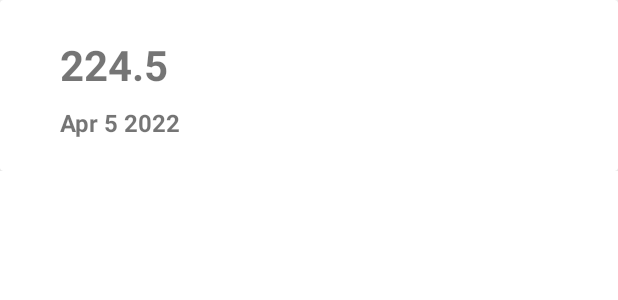
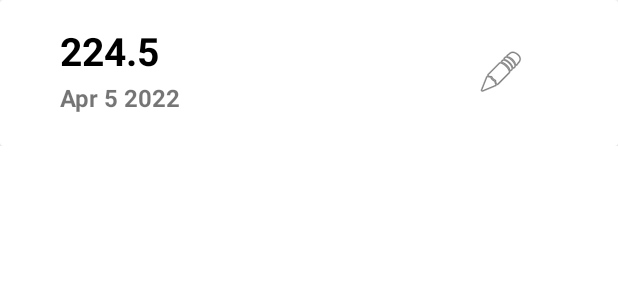
Before and after one commit to JackEmond/Weight-Loss-App, an Android app: the layout rv_row.xml on its own in the app's theme, with its tools: preview values and no code run, on a phone screen of 412 x 824 dp. Shown: the top 300 px of the screen. Run offline under Robolectric (Android 15) with nearby library versions, the phone set to English and light mode, and no system bars.

Commit message:
updated activity_main design

```diff
--- a/app/src/main/java/com/example/weightloss/DataBaseHelper.java
+++ b/app/src/main/java/com/example/weightloss/DataBaseHelper.java
@@ -61,7 +61,7 @@ class DataBaseHelper extends SQLiteOpenHelper {
 
     public List<WeightLossModel> getAll(){
         ArrayList<WeightLossModel> returnList = new ArrayList<>();
-        String queryString = "SELECT * FROM " + WEIGHTLOSS_TABLE;
+        String queryString = "SELECT * FROM " + WEIGHTLOSS_TABLE  + " ORDER BY " + COLUMN_DATE + " DESC";
         SQLiteDatabase db = this.getReadableDatabase();
         Cursor cursor = db.rawQuery(queryString, null);
 
--- a/app/src/main/res/layout/rv_row.xml
+++ b/app/src/main/res/layout/rv_row.xml
@@ -15,20 +15,20 @@
 
         <androidx.constraintlayout.widget.ConstraintLayout
             android:layout_width="match_parent"
-            android:layout_height="114dp">
+            android:layout_height="match_parent">
 
-            <TextView
-                android:id="@+id/txtWeightRV"
-                android:layout_width="133dp"
-                android:layout_height="38dp"
-                android:layout_marginTop="24dp"
-                android:text="224.5 (pounds)"
-                android:textSize="28sp"
-                android:textStyle="bold"
+            <ImageView
+                android:id="@+id/imageView"
+                android:layout_width="wrap_content"
+                android:layout_height="wrap_content"
+                android:layout_marginEnd="36dp"
+                app:layout_constraintBottom_toBottomOf="parent"
                 app:layout_constraintEnd_toEndOf="parent"
-                app:layout_constraintHorizontal_bias="0.143"
-                app:layout_constraintStart_toStartOf="parent"
-                app:layout_constraintTop_toTopOf="parent" />
+                app:layout_constraintHorizontal_bias="0.83"
+                app:layout_constraintStart_toEndOf="@+id/txtWeightRV"
+                app:layout_constraintTop_toTopOf="parent"
+                app:layout_constraintVertical_bias="0.492"
+                app:srcCompat="@android:drawable/ic_menu_edit" />
 
             <TextView
                 android:id="@+id/txtDateRV"
@@ -43,7 +43,21 @@
                 app:layout_constraintHorizontal_bias="0.144"
                 app:layout_constraintStart_toStartOf="parent"
                 app:layout_constraintTop_toBottomOf="@+id/txtWeightRV"
-                app:layout_constraintVertical_bias="1.0" />
+                app:layout_constraintVertical_bias="0.0" />
+
+            <TextView
+                android:id="@+id/txtWeightRV"
+                android:layout_width="150dp"
+                android:layout_height="38dp"
+                android:layout_marginTop="16dp"
+                android:text="224.5"
+                android:textColor="@color/black"
+                android:textSize="26sp"
+                android:textStyle="bold"
+                app:layout_constraintEnd_toEndOf="parent"
+                app:layout_constraintHorizontal_bias="0.153"
+                app:layout_constraintStart_toStartOf="parent"
+                app:layout_constraintTop_toTopOf="parent" />
         </androidx.constraintlayout.widget.ConstraintLayout>
     </androidx.cardview.widget.CardView>
 
```
Also changed, not shown: app/src/main/java/com/example/weightloss/AddWeight.java (+6 -1 lines), app/src/main/res/drawable/roundedbox.xml (added, +9 -0 lines), app/src/main/res/drawable/whitebox.xml (added, +8 -0 lines), app/src/main/res/layout/activity_main.xml (+40 -21 lines).
